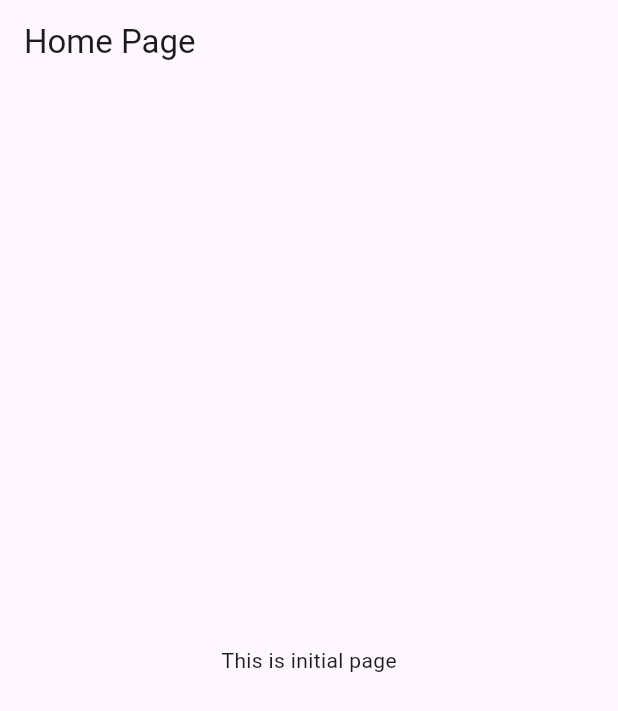
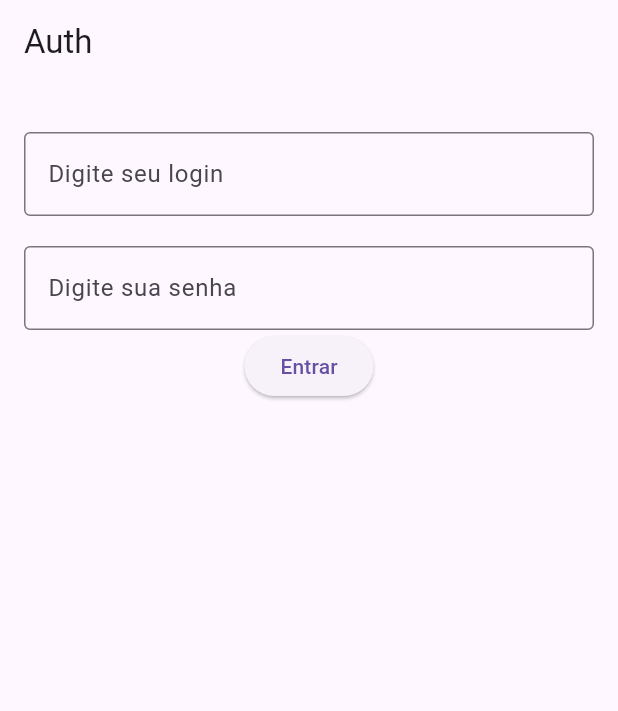
Before and after one commit to LucasDCoelho/curriculum_front, a Flutter app: the screen it shows after launch, on a phone screen of 412 x 824 dp. Shown: the top 711 px of the screen. Run offline on Flutter 3.47's test engine with Material 3 defaults, Android fonts, the phone set to English and light mode, and no system bars; our stand-ins replace dio, flutter_mobx, flutter_modular, mobx; generated files the repository leaves out were written again.

Commit message:
new: create a auth to link the Java Api

```diff
--- /dev/null
+++ b/devtools_options.yaml
@@ -0,0 +1 @@
+extensions:
--- /dev/null
+++ b/lib/src/modules/auth/controllers/auth_controller/auth_controller.dart
@@ -0,0 +1,34 @@
+import 'package:curriculum_front/src/core/service/dio_service.dart';
+import 'package:flutter/foundation.dart';
+import 'package:flutter_modular/flutter_modular.dart';
+import 'package:mobx/mobx.dart';
+
+import '../form_controller/form_controller.dart';
+
+part 'auth_controller.g.dart';
+
+class AuthController = _AuthController with _$AuthController;
+
+abstract class _AuthController with Store{
+  final _baseUrl = "http://192.168.100.10:8080";
+  final _dioService = Modular.get<DioService>();
+  final formController = Modular.get<FormController>();
+
+  @action
+  Future login() async{
+    try{
+      await _dioService.post(
+          url:"$_baseUrl/auth/login",
+          login: formController.login,
+          password: formController.password
+      );
+      if (kDebugMode) {
+        print("Login bem sucedido!");
+      }
+    } catch(e){
+      if (kDebugMode) {
+        print("Erro durante o login $e");
+      }
+    }
+  }
+}
--- /dev/null
+++ b/lib/src/modules/auth/screens/login_screen.dart
@@ -0,0 +1,48 @@
+import 'package:curriculum_front/src/modules/auth/controllers/auth_controller/auth_controller.dart';
+import 'package:curriculum_front/src/modules/auth/controllers/form_controller/form_controller.dart';
+import 'package:curriculum_front/src/modules/auth/widget/observer_button.dart';
+import 'package:curriculum_front/src/modules/auth/widget/observer_text_field.dart';
+import 'package:flutter/foundation.dart';
+import 'package:flutter/material.dart';
+import 'package:flutter_modular/flutter_modular.dart';
+
+class LoginScreen extends StatelessWidget {
+  const LoginScreen({super.key});
+
+
+  @override
+  Widget build(BuildContext context) {
+    final authController = Modular.get<AuthController>();
+
+    return Scaffold(
+      appBar: AppBar(
+        title: const Text("Auth"),
+      ),
+      body: Padding(
+        padding: const EdgeInsets.only(left:16.0, right: 16.0, top: 32.0),
+        child: Column(
+          children: [
+             ObserverTextField(
+                 obscureText: false,
+                 hintText: "Login",
+                 labelText: "Digite seu login",
+                 onChanged: authController.formController.setLogin
+             ),
+            const SizedBox(
+              height: 20,
+            ),
+            ObserverTextField(
+                obscureText: true,
+                hintText: "Senha",
+                labelText: "Digite sua senha",
+                onChanged: authController.formController.setPassword
+            ),
+            ObserverButton(onPressed: () async {
+              await authController.login();
+            }, child: const Text("Entrar"))
+          ],
+        ),
+      ),
+    );
+  }
+}
--- /dev/null
+++ b/lib/src/modules/auth/widget/observer_button.dart
@@ -0,0 +1,28 @@
+import 'package:flutter/material.dart';
+import 'package:flutter_mobx/flutter_mobx.dart';
+
+class ObserverButton extends StatefulWidget {
+  final Future Function()? onPressed;
+  final Widget? child;
+
+  const ObserverButton({
+    required this.onPressed,
+    required this.child,
+    super.key
+  });
+
+  @override
+  State<ObserverButton> createState() => _ObserverButtonState();
+}
+
+class _ObserverButtonState extends State<ObserverButton> {
+  @override
+  Widget build(BuildContext context) {
+    return Observer(
+      builder: (_) => ElevatedButton(
+          onPressed: widget.onPressed,
+          child: widget.child
+      ),
+    );
+  }
+}
--- /dev/null
+++ b/lib/src/modules/auth/widget/observer_text_field.dart
@@ -0,0 +1,39 @@
+import 'package:flutter/material.dart';
+import 'package:flutter_mobx/flutter_mobx.dart';
+
+class ObserverTextField extends StatefulWidget {
+  final String labelText;
+  final String hintText;
+  final void Function(String)? onChanged;
+  final bool obscureText;
+  final String? errorText;
+
+  const ObserverTextField({
+    required this.labelText,
+    required this.hintText,
+    required this.onChanged,
+    required this.obscureText,
+    this.errorText,
+    super.key
+      });
+
+  @override
+  State<ObserverTextField> createState() => _ObserverTextFieldState();
+}
+
+class _ObserverTextFieldState extends State<ObserverTextField> {
+  @override
+  Widget build(BuildContext context) {
+    return Observer(
+      builder: (_) => TextField(
+          onChanged: widget.onChanged,
+          obscureText: widget.obscureText,
+          decoration: InputDecoration(
+            border: const OutlineInputBorder(),
+            labelText: widget.labelText,
+            hintText: widget.hintText,
+            errorText: widget.errorText
+          )),
+    );
+  }
+}
--- a/lib/feature/home/home_page.dart
+++ b/lib/src/modules/home/home_page.dart
@@ -1,10 +1,13 @@
 import 'package:flutter/material.dart';
 
 class HomePage extends StatelessWidget {
+  const HomePage({super.key});
+
+  @override
   Widget build(BuildContext context){
     return Scaffold(
-      appBar: AppBar(title: Text('Home Page')),
-      body: Center(
+      appBar: AppBar(title: const Text('Home Page')),
+      body: const Center(
         child: Text('This is initial page'),
       ),
     );
--- a/pubspec.yaml
+++ b/pubspec.yaml
@@ -38,7 +38,8 @@ dependencies:
   flutter_modular: ^6.3.2
   mobx: ^2.3.0+1
   flutter_mobx: ^2.2.0+2
-  mobx_codegen: ^2.6.0+1
+  dio: ^5.4.0
+
 
 dev_dependencies:
   flutter_test:
@@ -50,6 +51,8 @@ dev_dependencies:
   # package. See that file for information about deactivating specific lint
   # rules and activating additional ones.
   flutter_lints: ^2.0.0
+  mobx_codegen: ^2.6.0+1
+  build_runner: ^2.4.8
 
 # For information on the generic Dart part of this file, see the
 # following page: https://dart.dev/tools/pub/pubspec
```
Also changed, not shown: lib/main.dart (+2 -16 lines), lib/src/app_module.dart (added, +16 -0 lines), lib/src/core/core_module.dart (added, +11 -0 lines), lib/src/core/service/dio_service.dart (added, +48 -0 lines), lib/src/modules/auth/auth_module.dart (added, +28 -0 lines), lib/src/modules/auth/controllers/form_controller/form_controller.dart (added, +18 -0 lines), lib/src/app_widget.dart (renamed from lib/app_widget.dart), lib/src/modules/auth/controllers/auth_controller/auth_controller.g.dart (added), lib/src/modules/auth/controllers/form_controller/form_controller.g.dart (added), pubspec.lock.
